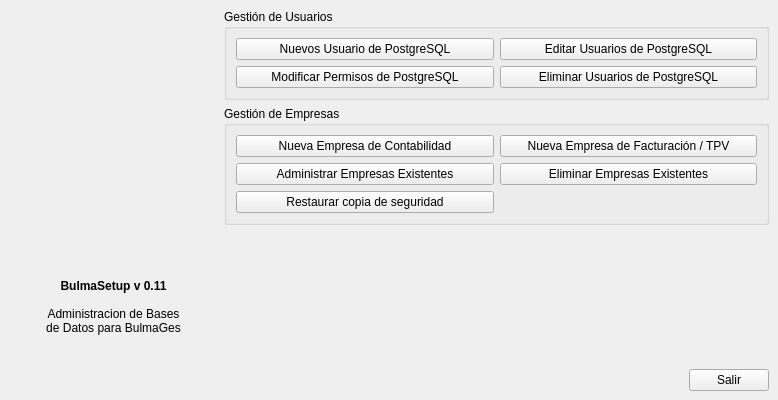
Qt form bulmages/bulmasetup/bulmasetupbase.ui (eboladev/Bulmages-1) before a commit.
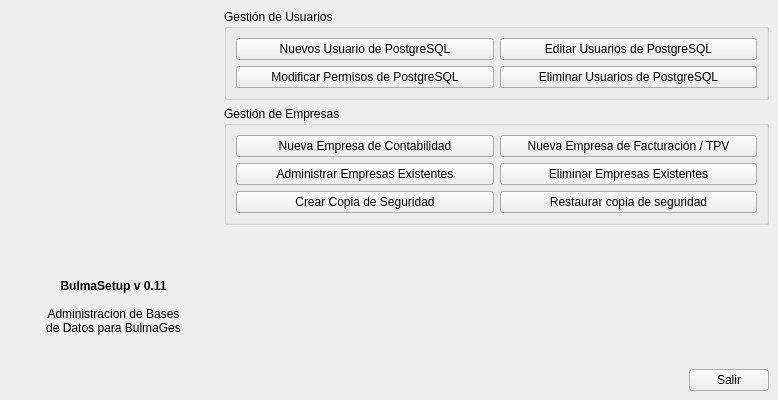
The same form after that commit. Icons and pictures are not drawn.

Commit message:
añado un modulo para crear backups a bulmasetup, y arreglo el comando de esta misma funcion en modificarcontabilidad y modificarfacturacion, que daba error: permiso denegado al abrir el archivo *****.sql
falta añadir una imagen para el boton nuevo de bulmasetup, por ahora le he puesto la misma que tiene el boton de restaurar backup..

Diff of the .ui file:
```diff
--- a/bulmages/bulmasetup/bulmasetupbase.ui
+++ b/bulmages/bulmasetup/bulmasetupbase.ui
@@ -274,7 +274,7 @@
            </property>
           </widget>
          </item>
-         <item row="2" column="0">
+         <item row="2" column="1">
           <widget class="QPushButton" name="mui_restbackup">
            <property name="focusPolicy">
             <enum>Qt::NoFocus</enum>
@@ -297,6 +297,29 @@
            </property>
           </widget>
          </item>
+         <item row="2" column="0">
+          <widget class="QPushButton" name="mui_creabackup">
+           <property name="focusPolicy">
+            <enum>Qt::NoFocus</enum>
+           </property>
+           <property name="layoutDirection">
+            <enum>Qt::LeftToRight</enum>
+           </property>
+           <property name="text">
+            <string>Crear Copia de Seguridad</string>
+           </property>
+           <property name="icon">
+            <iconset resource="resources.qrc">
+             <normaloff>:/images/restore_database.svg</normaloff>:/images/restore_database.svg</iconset>
+           </property>
+           <property name="iconSize">
+            <size>
+             <width>32</width>
+             <height>32</height>
+            </size>
+           </property>
+          </widget>
+         </item>
         </layout>
        </widget>
       </item>
```
The commit also changes 7 other files.
